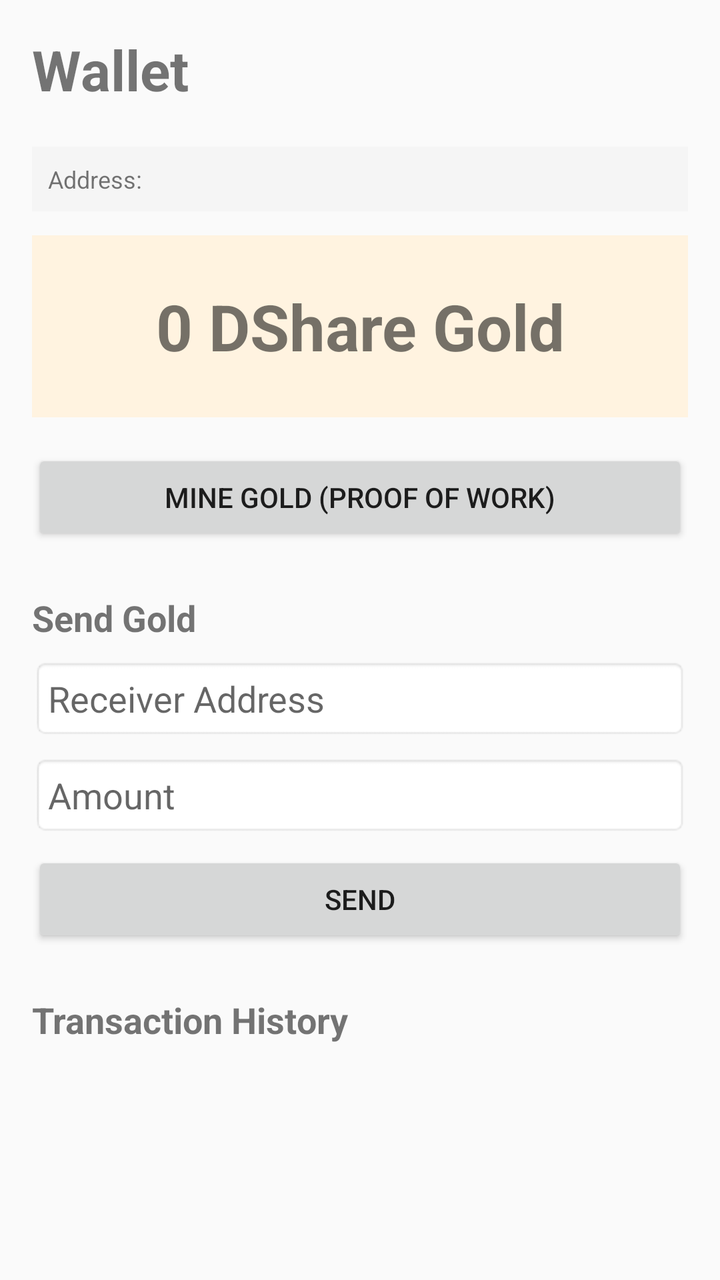
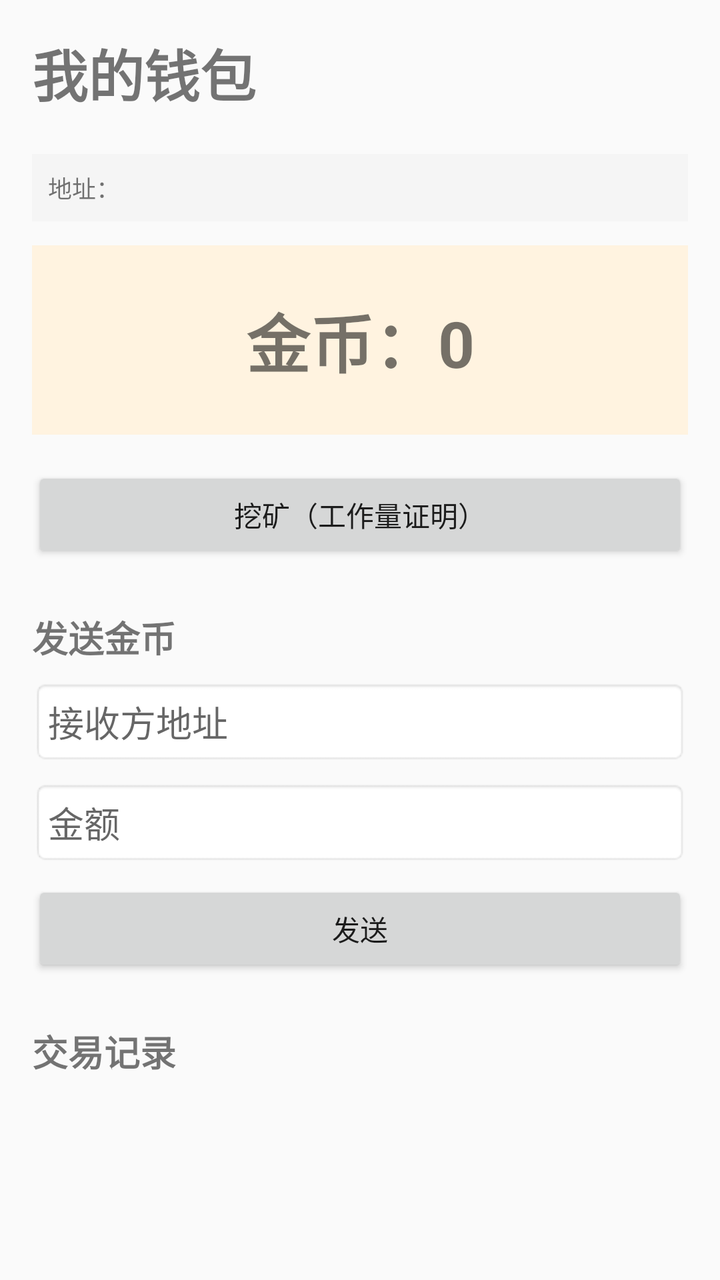

Before-and-after screenshots of an Android layout around one commit, followed by the original layout XML and the change that was made.
<!-- AndroidManifest.xml: application theme Theme.DShare -->
<!-- res/layout/activity_wallet.xml -->
<?xml version="1.0" encoding="utf-8"?>
<ScrollView xmlns:android="http://schemas.android.com/apk/res/android"
    android:layout_width="match_parent"
    android:layout_height="match_parent">
    <LinearLayout
        android:layout_width="match_parent"
        android:layout_height="wrap_content"
        android:orientation="vertical"
        android:padding="16dp">
        <TextView
            android:layout_width="wrap_content"
            android:layout_height="wrap_content"
            android:text="Wallet"
            android:textSize="28sp"
            android:textStyle="bold"
            android:layout_marginBottom="20dp" />
        <TextView
            android:id="@+id/tv_wallet_address"
            android:layout_width="match_parent"
            android:layout_height="wrap_content"
            android:text="Address: "
            android:textSize="12sp"
            android:padding="8dp"
            android:background="#F5F5F5" />
        <TextView
            android:id="@+id/tv_gold_balance"
            android:layout_width="match_parent"
            android:layout_height="wrap_content"
            android:text="0 DShare Gold"
            android:textSize="32sp"
            android:textStyle="bold"
            android:gravity="center"
            android:padding="24dp"
            android:layout_marginTop="12dp"
            android:background="#FFF3E0" />
        <Button
            android:id="@+id/btn_mine"
            android:layout_width="match_parent"
            android:layout_height="wrap_content"
            android:text="Mine Gold (Proof of Work)"
            android:layout_marginTop="16dp" />
        <TextView
            android:layout_width="wrap_content"
            android:layout_height="wrap_content"
            android:text="Send Gold"
            android:textStyle="bold"
            android:textSize="18sp"
            android:layout_marginTop="24dp" />
        <EditText
            android:id="@+id/et_to_address"
            android:layout_width="match_parent"
            android:layout_height="wrap_content"
            android:hint="Receiver Address"
            android:padding="8dp"
            android:layout_marginTop="8dp"
            android:background="@android:drawable/editbox_background" />
        <EditText
            android:id="@+id/et_amount"
            android:layout_width="match_parent"
            android:layout_height="wrap_content"
            android:hint="Amount"
            android:inputType="number"
            android:padding="8dp"
            android:layout_marginTop="8dp"
            android:background="@android:drawable/editbox_background" />
        <Button
            android:id="@+id/btn_send_gold"
            android:layout_width="match_parent"
            android:layout_height="wrap_content"
            android:text="Send"
            android:layout_marginTop="8dp" />
        <TextView
            android:layout_width="wrap_content"
            android:layout_height="wrap_content"
            android:text="Transaction History"
            android:textStyle="bold"
            android:textSize="18sp"
            android:layout_marginTop="24dp" />
        <androidx.recyclerview.widget.RecyclerView
            android:id="@+id/rv_transactions"
            android:layout_width="match_parent"
            android:layout_height="wrap_content" />
    </LinearLayout>
</ScrollView>
<!-- resources referenced by this layout -->
<resources>
  <style name="Theme.DShare" parent="Theme.AppCompat.Light.NoActionBar">
          <item name="colorPrimary">@color/primary</item>
          <item name="colorPrimaryDark">@color/primary_dark</item>
          <item name="colorAccent">@color/accent</item>
      </style>
  <color name="primary">#1A237E</color>
  <color name="primary_dark">#0D1B5E</color>
  <color name="accent">#FF6F00</color>
</resources>

<!-- the commit's change to res/layout/activity_wallet.xml (unified diff, before → after) -->
@@ -10,7 +10,7 @@
         <TextView
             android:layout_width="wrap_content"
             android:layout_height="wrap_content"
-            android:text="Wallet"
+            android:text="@string/wallet_title"
             android:textSize="28sp"
             android:textStyle="bold"
             android:layout_marginBottom="20dp" />
@@ -18,7 +18,7 @@
             android:id="@+id/tv_wallet_address"
             android:layout_width="match_parent"
             android:layout_height="wrap_content"
-            android:text="Address: "
+            android:text="@string/address_prefix"
             android:textSize="12sp"
             android:padding="8dp"
             android:background="#F5F5F5" />
@@ -26,7 +26,7 @@
             android:id="@+id/tv_gold_balance"
             android:layout_width="match_parent"
             android:layout_height="wrap_content"
-            android:text="0 DShare Gold"
+            android:text="@string/gold_balance_default"
             android:textSize="32sp"
             android:textStyle="bold"
             android:gravity="center"
@@ -37,12 +37,12 @@
             android:id="@+id/btn_mine"
             android:layout_width="match_parent"
             android:layout_height="wrap_content"
-            android:text="Mine Gold (Proof of Work)"
+            android:text="@string/mine_gold_pow"
             android:layout_marginTop="16dp" />
         <TextView
             android:layout_width="wrap_content"
             android:layout_height="wrap_content"
-            android:text="Send Gold"
+            android:text="@string/send_gold"
             android:textStyle="bold"
             android:textSize="18sp"
             android:layout_marginTop="24dp" />
@@ -50,7 +50,7 @@
             android:id="@+id/et_to_address"
             android:layout_width="match_parent"
             android:layout_height="wrap_content"
-            android:hint="Receiver Address"
+            android:hint="@string/receiver_address_hint"
             android:padding="8dp"
             android:layout_marginTop="8dp"
             android:background="@android:drawable/editbox_background" />
@@ -58,7 +58,7 @@
             android:id="@+id/et_amount"
             android:layout_width="match_parent"
             android:layout_height="wrap_content"
-            android:hint="Amount"
+            android:hint="@string/amount_hint"
             android:inputType="number"
             android:padding="8dp"
             android:layout_marginTop="8dp"
@@ -67,12 +67,12 @@
             android:id="@+id/btn_send_gold"
             android:layout_width="match_parent"
             android:layout_height="wrap_content"
-            android:text="Send"
+            android:text="@string/btn_send"
             android:layout_marginTop="8dp" />
         <TextView
             android:layout_width="wrap_content"
             android:layout_height="wrap_content"
-            android:text="Transaction History"
+            android:text="@string/transaction_history"
             android:textStyle="bold"
             android:textSize="18sp"
             android:layout_marginTop="24dp" />
<!-- resource entries referenced after the edit -->
@@ -1,5 +1,14 @@
 <!-- resources referenced by this layout -->
 <resources>
+  <string name="address_prefix">地址：</string>
+  <string name="amount_hint">金额</string>
+  <string name="btn_send">发送</string>
+  <string name="gold_balance_default">金币：0</string>
+  <string name="mine_gold_pow">挖矿（工作量证明）</string>
+  <string name="receiver_address_hint">接收方地址</string>
+  <string name="send_gold">发送金币</string>
+  <string name="transaction_history">交易记录</string>
+  <string name="wallet_title">我的钱包</string>
   <style name="Theme.DShare" parent="Theme.AppCompat.Light.NoActionBar">
           <item name="colorPrimary">@color/primary</item>
           <item name="colorPrimaryDark">@color/primary_dark</item>
